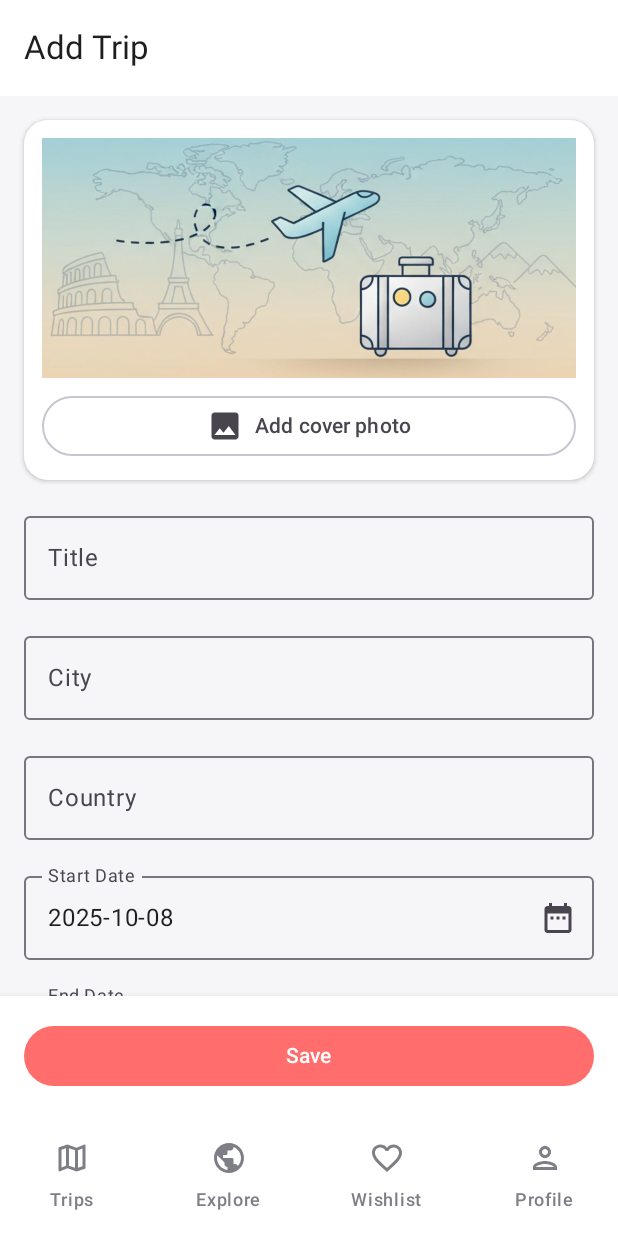
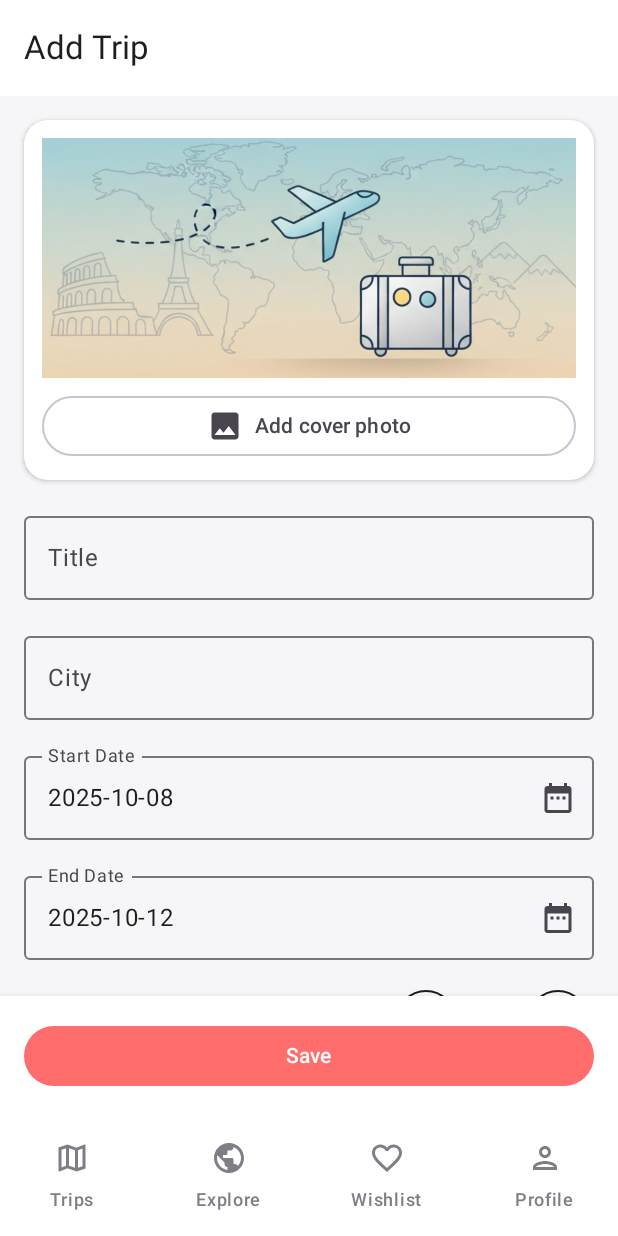
Before and after one commit to nickand/Waypilot, an Android app built with Jetpack Compose: the AddTripScreen screen opened through its navigation route, on a phone screen of 412 x 824 dp. Run offline under Robolectric (Android 15) with nearby library versions, the phone set to English and light mode, and no system bars; our stand-ins replace Dagger/Hilt's generated code, Room's generated code; pictures from the network do not load.

Commit message:
Remove country field

```diff
--- a/app/src/main/java/com/ddn/waypilot/TripsRepository.kt
+++ b/app/src/main/java/com/ddn/waypilot/TripsRepository.kt
@@ -35,7 +35,6 @@ object FakeTripsRepo : TripsRepository {
             id = id,
             title = title,
             destinationCity = "Paris",
-            country = "France",
             startDate = start,
             endDate = end,
             travelersCount = 2,
--- a/app/src/main/java/com/ddn/waypilot/data/Trip.kt
+++ b/app/src/main/java/com/ddn/waypilot/data/Trip.kt
@@ -6,7 +6,6 @@ data class Trip(
     val id: String,
     val title: String,
     val destinationCity: String,
-    val country: String,
     val startDate: LocalDate,
     val endDate: LocalDate,
     val travelersCount: Int = 1,
--- a/app/src/main/java/com/ddn/waypilot/data/local/entities/TripEntity.kt
+++ b/app/src/main/java/com/ddn/waypilot/data/local/entities/TripEntity.kt
@@ -9,7 +9,6 @@ data class TripEntity(
     @PrimaryKey val id: String,
     val title: String,
     val destinationCity: String,
-    val country: String,
     val startDate: LocalDate,
     val endDate: LocalDate,
     val travelersCount: Int,
--- a/app/src/main/java/com/ddn/waypilot/data/mappers/toEntity.kt
+++ b/app/src/main/java/com/ddn/waypilot/data/mappers/toEntity.kt
@@ -27,7 +27,6 @@ fun DomainTrip.toEntity(): TripEntity =
         id = id,
         title = title,
         destinationCity = destinationCity,
-        country = country,
         startDate = startDate,
         endDate = endDate,
         travelersCount = travelersCount,
@@ -90,7 +89,6 @@ fun TripWithRelations.toDomain(): com.ddn.waypilot.data.Trip =
         id = trip.id,
         title = trip.title,
         destinationCity = trip.destinationCity,
-        country = trip.country,
         startDate = trip.startDate,
         endDate = trip.endDate,
         travelersCount = trip.travelersCount,
--- a/app/src/main/java/com/ddn/waypilot/ui/screens/AddTripScreen.kt
+++ b/app/src/main/java/com/ddn/waypilot/ui/screens/AddTripScreen.kt
@@ -58,7 +58,6 @@ fun AddTripScreen(
 ) {
     var title by remember { mutableStateOf("") }
     var city by remember { mutableStateOf("") }
-    var country by remember { mutableStateOf("") }
     var start by remember { mutableStateOf(LocalDate.now().plusDays(7)) }
     var end by remember { mutableStateOf(start.plusDays(4)) }
     var travelers by remember { mutableStateOf(2) }
@@ -140,7 +139,7 @@ fun AddTripScreen(
                 Button(
                     onClick = {
                         vm.addBasicTrip(
-                            title, city, country, start, end, travelers,
+                            title, city, start, end, travelers,
                             style, currency, budget, coverUri
                         ) { onDone() }
                     },
@@ -185,15 +184,6 @@ fun AddTripScreen(
                     modifier = Modifier.fillMaxWidth()
                 )
             }
-            item {
-                OutlinedTextField(
-                    value = country,
-                    onValueChange = { country = it },
-                    label = { Text("Country") },
-                    modifier = Modifier.fillMaxWidth()
-                )
-            }
-
             item {
                 OutlinedTextField(
                     value = start.format(dateFormatter),
--- a/app/src/main/java/com/ddn/waypilot/ui/screens/ItineraryDetailScreen.kt
+++ b/app/src/main/java/com/ddn/waypilot/ui/screens/ItineraryDetailScreen.kt
@@ -242,7 +242,7 @@ private fun TripSummaryCard(trip: Trip) {
         elevation = CardDefaults.cardElevation(defaultElevation = 2.dp)
     ) {
         Column(Modifier.padding(16.dp), verticalArrangement = Arrangement.spacedBy(8.dp)) {
-            Text("${trip.destinationCity}, ${trip.country}", style = MaterialTheme.typography.titleMedium, fontWeight = FontWeight.SemiBold)
+            Text(trip.destinationCity, style = MaterialTheme.typography.titleMedium, fontWeight = FontWeight.SemiBold)
             Text("${trip.startDate} – ${trip.endDate}", style = MaterialTheme.typography.bodyMedium)
             Text("Travelers: ${trip.travelersCount}", style = MaterialTheme.typography.bodyMedium)
             trip.budget?.let { b ->
--- a/app/src/main/java/com/ddn/waypilot/ui/theme/components/TripCard.kt
+++ b/app/src/main/java/com/ddn/waypilot/ui/theme/components/TripCard.kt
@@ -113,7 +113,7 @@ fun TripCard(
                 )
                 Spacer(Modifier.height(2.dp))
                 Text(
-                    text = "${trip.destinationCity}, ${trip.country} • ${trip.datesShort()}",
+                    text = "${trip.destinationCity} • ${trip.datesShort()}",
                     style = MaterialTheme.typography.bodyMedium.copy(color = Color.White.copy(alpha = 0.9f)),
                     maxLines = 1,
                     overflow = TextOverflow.Ellipsis
--- a/app/src/main/java/com/ddn/waypilot/ui/trips/AddTripViewModel.kt
+++ b/app/src/main/java/com/ddn/waypilot/ui/trips/AddTripViewModel.kt
@@ -20,7 +20,6 @@ class AddTripViewModel @Inject constructor(
     fun addBasicTrip(
         title: String,
         city: String,
-        country: String,
         start: LocalDate,
         end: LocalDate,
         travelers: Int,
@@ -34,7 +33,6 @@ class AddTripViewModel @Inject constructor(
                 id = "t-" + UUID.randomUUID().toString().take(8),
                 title = title,
                 destinationCity = city,
-                country = country,
                 startDate = start,
                 endDate = end,
                 travelersCount = travelers,
```
